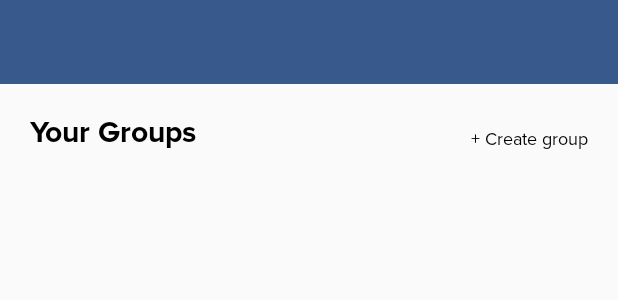
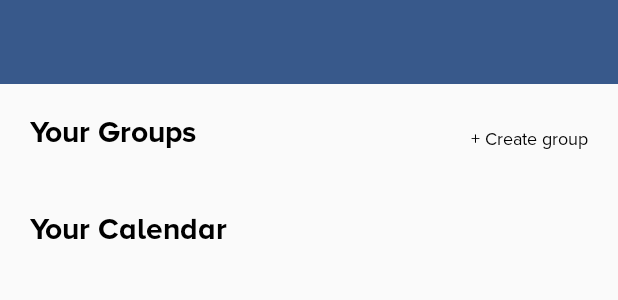
Before and after one commit to DariusChoo/MAPP, an Android app: the layout fragment_group.xml on its own in the app's theme, with its tools: preview values and no code run, on a phone screen of 412 x 824 dp. Shown: the top 300 px of the screen. Run offline under Robolectric (Android 15) with nearby library versions, the phone set to English and light mode, and no system bars.

Commit message:
Update Group.java
Added xml stuff

```diff
--- a/MAPP_Assignment/MAPP_Assignment/app/src/main/res/layout/fragment_group.xml
+++ b/MAPP_Assignment/MAPP_Assignment/app/src/main/res/layout/fragment_group.xml
@@ -3,23 +3,6 @@
     xmlns:app="http://schemas.android.com/apk/res-auto"
     android:layout_width="match_parent"
     android:layout_height="match_parent">
-
-    <RelativeLayout
-        android:layout_width="match_parent"
-        android:layout_height="match_parent"
-        android:layout_below="@+id/your_group_layout">
-
-        <!-- Popular Events-->
-        <androidx.recyclerview.widget.RecyclerView
-            android:id="@+id/recycler_view"
-            android:layout_width="match_parent"
-            android:layout_height="match_parent"
-            android:orientation="horizontal">
-
-        </androidx.recyclerview.widget.RecyclerView>
-
-
-    </RelativeLayout>
 
 
     <androidx.appcompat.widget.Toolbar
@@ -57,9 +40,47 @@
             android:text="+ Create group"
             android:textColor="#000"
             android:textSize="12sp" />
+    </RelativeLayout>
 
+    <RelativeLayout
+        android:id="@+id/all_group_layout"
+        android:layout_width="match_parent"
+        android:layout_height="wrap_content"
+        android:layout_below="@+id/your_group_layout">
+
+        <!-- Popular Events-->
+        <androidx.recyclerview.widget.RecyclerView
+            android:id="@+id/recycler_view"
+            android:layout_width="match_parent"
+            android:layout_height="wrap_content"
+            android:orientation="horizontal"
+            android:paddingStart="10dp"
+            android:clipToPadding="false"
+            app:layout_constraintBottom_toBottomOf="parent"
+            app:layout_constraintEnd_toEndOf="parent"
+            app:layout_constraintStart_toStartOf="parent"
+            app:layout_constraintTop_toTopOf="parent">
+
+        </androidx.recyclerview.widget.RecyclerView>
+    </RelativeLayout>
+
+
+    <RelativeLayout
+        android:id="@+id/your_calendar_layout"
+        android:layout_width="match_parent"
+        android:layout_height="wrap_content"
+        android:layout_below="@+id/all_group_layout"
+        android:layout_margin="20dp">
+
+        <TextView
+            android:id="@+id/text_view_your_calendar"
+            android:layout_width="wrap_content"
+            android:layout_height="wrap_content"
+            android:fontFamily="@font/proxima_alt_bold"
+            android:text="Your Calendar"
+            android:textColor="#000"
+            android:textSize="20sp" />
 
     </RelativeLayout>
 
-
 </RelativeLayout>
```
Also changed, not shown: MAPP_Assignment/MAPP_Assignment/app/src/main/java/com/example/mapp_assignment/GroupFragment.java (+22 -22 lines), MAPP_Assignment/MAPP_Assignment/app/src/main/res/layout/group_your_group_layout.xml (+6 -5 lines).
